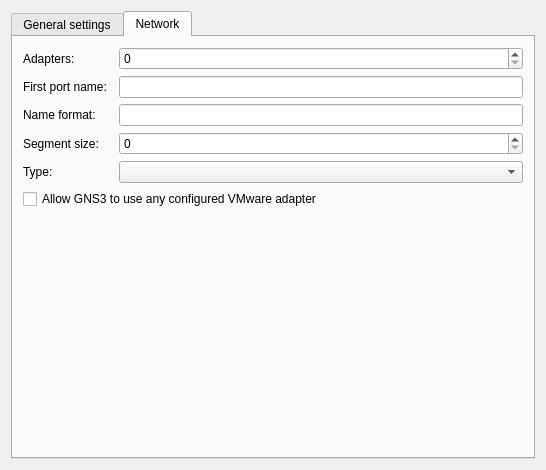
GNS3/gns3-gui, file gns3/modules/vmware/ui/vmware_vm_configuration_page.ui: the form before one commit.
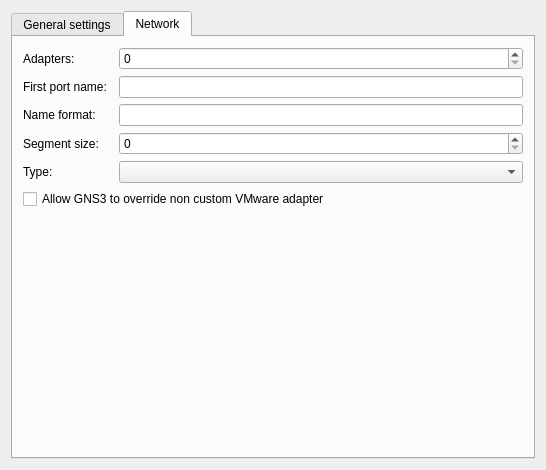
The form after the commit. The open tabs and pages were chosen to show the change.

Commit message: Clarify that we don't override vmware custom adapters

```diff
--- a/gns3/modules/vmware/ui/vmware_vm_configuration_page.ui
+++ b/gns3/modules/vmware/ui/vmware_vm_configuration_page.ui
@@ -215,7 +215,7 @@
        <item row="6" column="0" colspan="3">
         <widget class="QCheckBox" name="uiUseAnyAdapterCheckBox">
          <property name="text">
-          <string>Allow GNS3 to use any configured VMware adapter</string>
+          <string>Allow GNS3 to override non custom VMware adapter</string>
          </property>
         </widget>
        </item>
```
Left out of the diff: 25 changed lines with no effect on the pictures. The commit also changes 1 other file.
